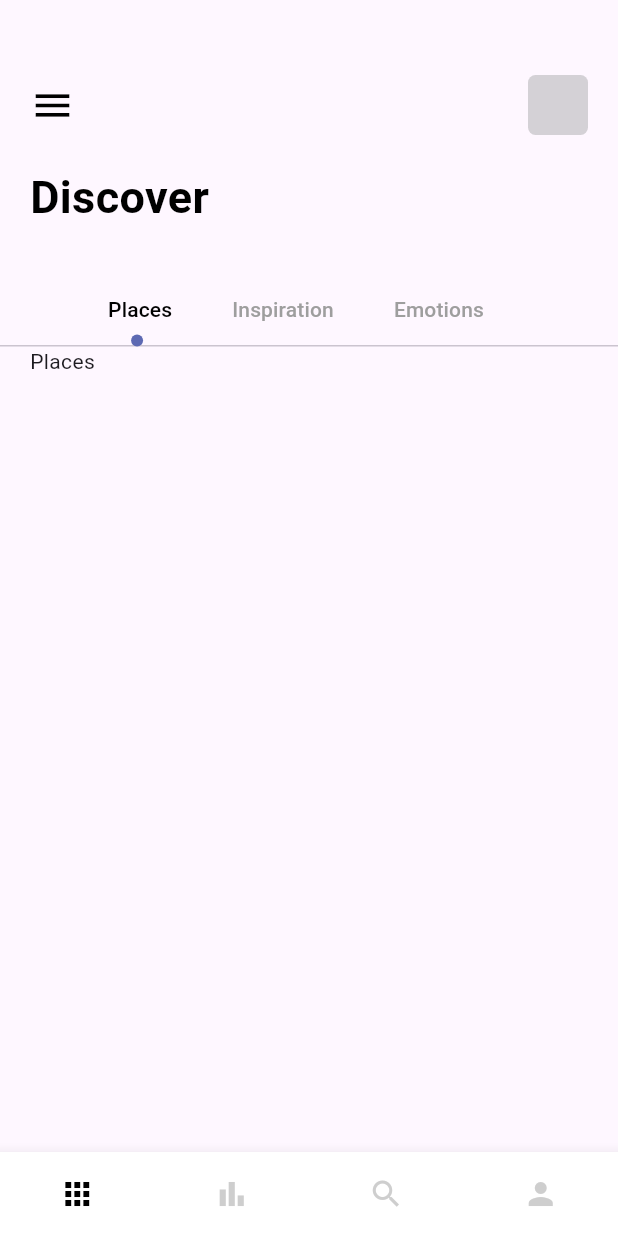
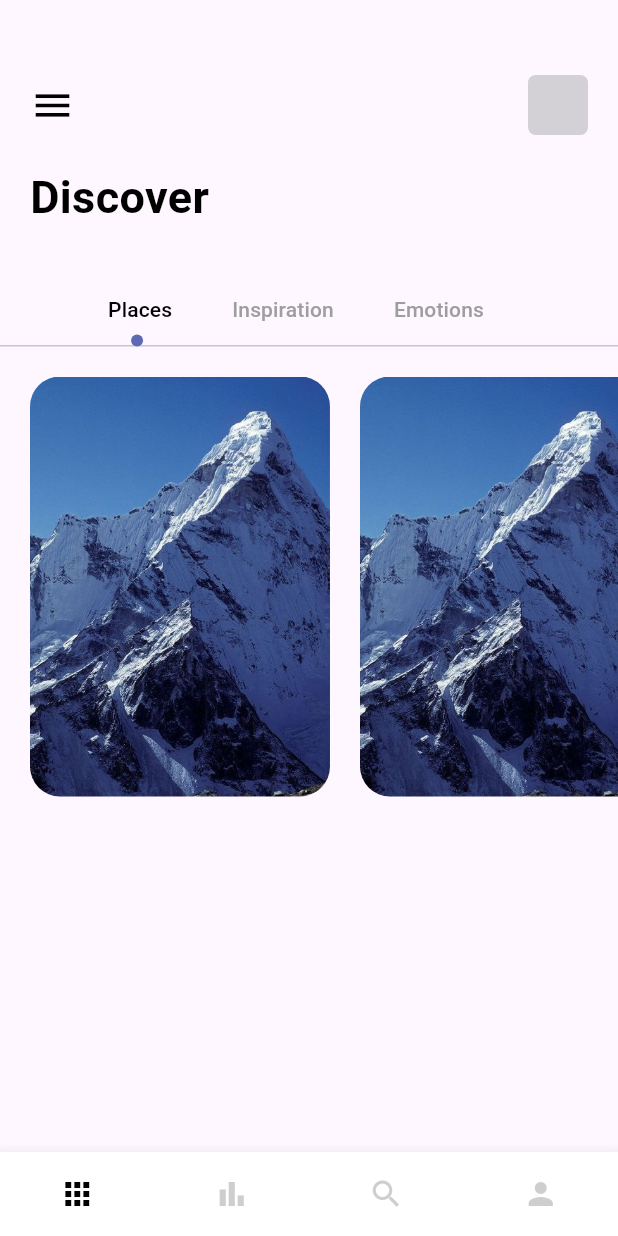
Before and after one commit to WallaceHolanda/travel_app, a Flutter app: the screen it shows after launch, on a phone screen of 412 x 824 dp. Run offline on Flutter 3.47's test engine with Material 2 defaults, Android fonts, the phone set to English and light mode, and no system bars.

```diff
--- a/lib/pages/navpages/home_page.dart
+++ b/lib/pages/navpages/home_page.dart
@@ -1,8 +1,10 @@
 import 'package:flutter/material.dart';
 import 'package:travel_app/utils/enums/app_colors.dart';
 import 'package:travel_app/utils/enums/app_strings.dart';
-import 'package:travel_app/widgets/circle_tab_indicator_widget.dart';
+import 'package:travel_app/utils/enums/enums.dart';
+import 'package:travel_app/widgets/home_page/circle_tab_indicator_widget.dart';
 import 'package:travel_app/widgets/large_text_widget.dart';
+import 'package:travel_app/widgets/widgets.dart';
 
 class HomePage extends StatefulWidget {
   const HomePage({super.key});
@@ -76,7 +78,13 @@ class _HomePageState extends State<HomePage> with TickerProviderStateMixin {
             child: TabBarView(
               controller: tabController,
               children: [
-                Text(AppStrings.places.texto),
+                ListView.builder(
+                  itemCount: 3,
+                  scrollDirection: Axis.horizontal,
+                  itemBuilder: (context, _) => CardImageWidget(
+                    image: AppImages.mountain.caminho,
+                  ),
+                ),
                 Text(AppStrings.inspiration.texto),
                 Text(AppStrings.emotions.texto),
               ],
--- a/lib/pages/navpages/main_page.dart
+++ b/lib/pages/navpages/main_page.dart
@@ -22,9 +22,7 @@ class _MainPageState extends State<MainPage> {
     ProfilePage(),
   ];
 
-  void onTap(int index) {
-    setState(() => currentPageIndex = index);
-  }
+  void onTap(int index) => setState(() => currentPageIndex = index);
 
   @override
   Widget build(BuildContext context) {
--- a/lib/utils/enums/app_images.dart
+++ b/lib/utils/enums/app_images.dart
@@ -3,6 +3,7 @@ enum AppImages {
   welcomeTwo('assets/images/welcome_two.png'),
   welcomeThree('assets/images/welcome_three.png'),
   button('assets/images/button_one.png'),
+  mountain('assets/images/mountain.jpeg'),
   ;
 
   final String caminho;
--- a/lib/utils/enums/app_strings.dart
+++ b/lib/utils/enums/app_strings.dart
@@ -11,6 +11,8 @@ enum AppStrings {
   places('Places'),
   inspiration('Inspiration'),
   emotions('Emotions'),
+  exploreMore('Explore more'),
+  seeAll('See all'),
   ;
 
   final String texto;
--- /dev/null
+++ b/lib/widgets/home_page/card_image_widget.dart
@@ -0,0 +1,25 @@
+import 'package:flutter/material.dart';
+
+class CardImageWidget extends StatelessWidget {
+  final String image;
+  const CardImageWidget({
+    required this.image,
+    super.key,
+  });
+
+  @override
+  Widget build(BuildContext context) {
+    return Container(
+      height: 300,
+      width: 200,
+      margin: const EdgeInsets.only(right: 20, top: 20),
+      decoration: BoxDecoration(
+        borderRadius: BorderRadius.circular(20),
+        image: DecorationImage(
+          image: AssetImage(image),
+          fit: BoxFit.cover,
+        ),
+      ),
+    );
+  }
+}
--- a/lib/widgets/widgets.dart
+++ b/lib/widgets/widgets.dart
@@ -1,4 +1,6 @@
 export 'normal_text_widget.dart';
 export 'large_text_widget.dart';
 export 'responsive_button_widget.dart';
-export 'dot_widget.dart';
+export 'home_page/dot_widget.dart';
+export 'home_page/circle_tab_indicator_widget.dart';
+export 'home_page/card_image_widget.dart';
```
Also changed, not shown: lib/widgets/home_page/circle_tab_indicator_widget.dart (renamed from lib/widgets/circle_tab_indicator_widget.dart), lib/widgets/home_page/dot_widget.dart (renamed from lib/widgets/dot_widget.dart).
